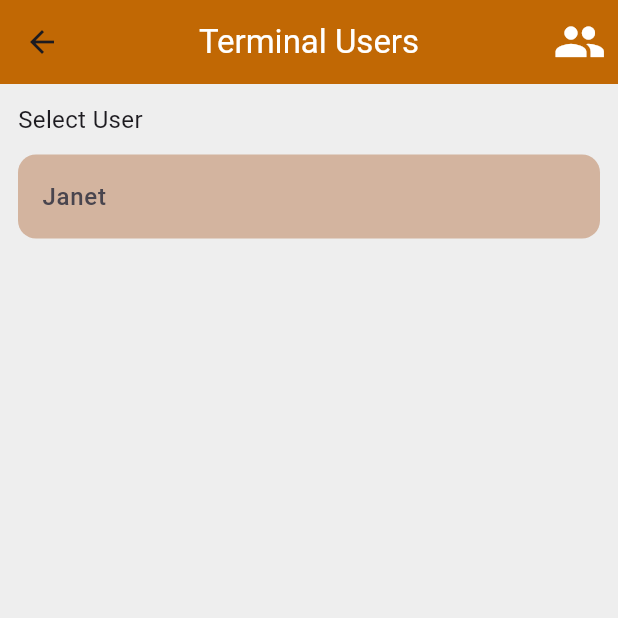
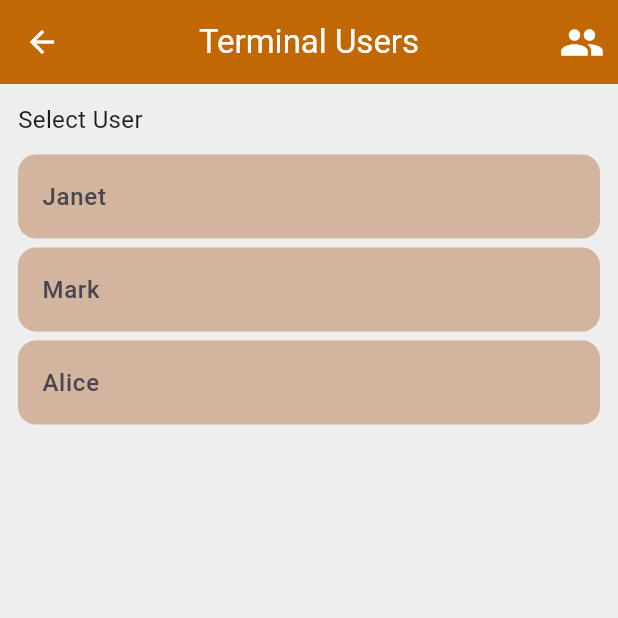
Before and after one commit to Gee-gee4/sahara_app, a Flutter app: the UsersPage screen opened directly, on a phone screen of 412 x 824 dp, the top half of it. Run offline on Flutter 3.47's test engine with Material 3 defaults, Android fonts, the phone set to English and light mode, and no system bars; our stand-ins replace device_info_plus, shared_preferences; accounts and stored records are empty.

Commit message:
used dummy data

```diff
--- /dev/null
+++ b/lib/helpers/dummy_users.dart
@@ -0,0 +1,13 @@
+class DummyUsers {
+  static final Map<String, String> _users = {
+    'Janet': '1234',
+    'Mark': '5678',
+    'Alice': '0000',
+  };
+
+  static List<String> getUsernames() => _users.keys.toList();
+
+  static bool login(String username, String password) {
+    return _users[username] == password;
+  }
+}
--- a/lib/pages/resource_page.dart
+++ b/lib/pages/resource_page.dart
@@ -57,7 +57,7 @@ class _ResourcePageState extends State<ResourcePage> {
                       context: context,
                       barrierDismissible: false,
                       builder: (_) =>
-                          const Center(child: CircularProgressIndicator()),
+                           Center(child: CircularProgressIndicator(color: ColorsUniversal.buttonsColor,)),
                     );
 
                     final success = await ResourceService.fetchAndSaveConfig(
--- a/lib/pages/users_page.dart
+++ b/lib/pages/users_page.dart
@@ -1,27 +1,26 @@
 import 'package:flutter/material.dart';
+import 'package:sahara_app/helpers/dummy_users.dart';
 import 'package:sahara_app/pages/login_page.dart';
 import 'package:sahara_app/utils/colors_universal.dart';
 
-class UsersPage extends StatefulWidget {
+class UsersPage extends StatelessWidget {
   const UsersPage({super.key});
 
   @override
-  State<UsersPage> createState() => _UsersPageState();
-}
+  Widget build(BuildContext context) {
+    final users = DummyUsers.getUsernames();
 
-class _UsersPageState extends State<UsersPage> {
-  @override
-  Widget build(BuildContext context) {
     return Scaffold(
       backgroundColor: ColorsUniversal.background,
       appBar: AppBar(
-        title: Text('Terminal Users', style: TextStyle(color: Colors.white)),
+        title: const Text('Terminal Users', style: TextStyle(color: Colors.white)),
         centerTitle: true,
         backgroundColor: ColorsUniversal.appBarColor,
+        iconTheme: const IconThemeData(color: Colors.white),
         actions: [
           IconButton(
             onPressed: () {},
-            icon: Icon(Icons.people, size: 35, color: Colors.white),
+            icon: Icon(Icons.people, color: Colors.white, size: 30),
           ),
         ],
       ),
@@ -30,23 +29,33 @@ class _UsersPageState extends State<UsersPage> {
         child: Column(
           crossAxisAlignment: CrossAxisAlignment.start,
           children: [
-            Text(
-              'Select User',
-              style: TextStyle(fontSize: 16, fontWeight: FontWeight.w400),
-            ),
-            SizedBox(height: 12),
-            ListTile(
-              leading: Text('Janet', style: TextStyle(fontSize: 16)),
-              tileColor: ColorsUniversal.fillWids,
-              shape: RoundedRectangleBorder(
-                borderRadius: BorderRadiusGeometry.circular(12),
-              ),
-              onTap: () => Navigator.push(
-                context,
-                MaterialPageRoute(builder: (context) => LoginPage()),
+            const Text('Select User', style: TextStyle(fontSize: 16)),
+            const SizedBox(height: 12),
+            Expanded(
+              child: ListView.builder(
+                itemCount: users.length,
+                itemBuilder: (context, index) {
+                  return Padding(
+                    padding: const EdgeInsets.only(bottom: 6),
+                    child: ListTile(
+                      leading: Text(users[index], style: TextStyle(fontSize: 16)),
+                      tileColor: ColorsUniversal.fillWids,
+                      shape: RoundedRectangleBorder(
+                        borderRadius: BorderRadius.circular(12),
+                      ),
+                      onTap: () {
+                        Navigator.push(
+                          context,
+                          MaterialPageRoute(
+                            builder: (_) => LoginPage(username: users[index]),
+                          ),
+                        );
+                      },
+                    ),
+                  );
+                },
               ),
             ),
-            SizedBox(height: 8),
           ],
         ),
       ),
--- a/lib/widgets/reusable_widgets.dart
+++ b/lib/widgets/reusable_widgets.dart
@@ -90,5 +90,6 @@ AppBar myAppBar(String titleText) {
     title: Text(titleText, style: TextStyle(color: Colors.white)),
     centerTitle: true,
     backgroundColor: ColorsUniversal.appBarColor,
+    iconTheme: const IconThemeData(color: Colors.white),
   );
 }
```
Also changed, not shown: lib/helpers/device_validator.dart (+3 -31 lines), lib/helpers/dummy_validator.dart (added, +11 -0 lines), lib/pages/home_page.dart (+41 -5 lines), lib/pages/login_page.dart (+46 -7 lines), lib/pages/pos_settings_page.dart (+61 -65 lines).
